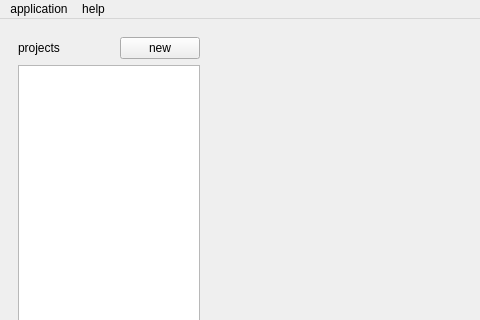
The window that view/qt_ui_files/main_window.ui (coder-xander/pyside6-helper) describes before a commit, drawn with Qt 5; both pictures show x 0 to 480 and y 0 to 320 of the 845 by 495 pixel window.
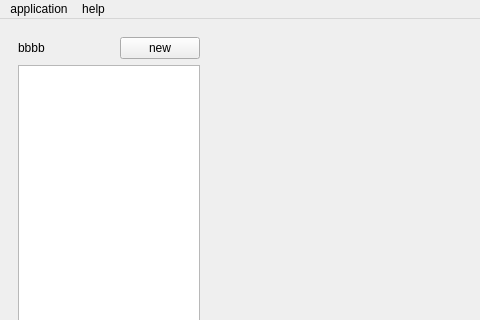
The same window after the commit.

The edit to the form file:
```diff
--- a/view/qt_ui_files/main_window.ui
+++ b/view/qt_ui_files/main_window.ui
@@ -29,7 +29,7 @@
          <item>
           <widget class="QLabel" name="label">
            <property name="text">
-            <string>projects</string>
+            <string>bbbb</string>
            </property>
           </widget>
          </item>
```
